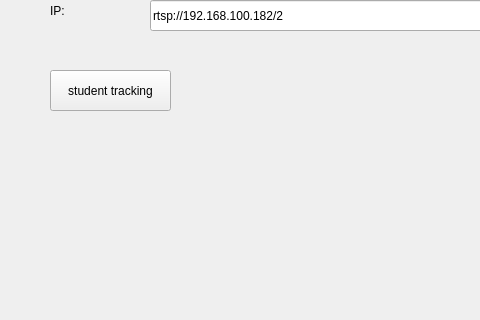
This is mainwindow.ui in graybrother/student as Qt 5 draws it before an edit; both pictures show x 0 to 480 and y 127 to 447 of the 1067 by 622 pixel window. The edited form follows.
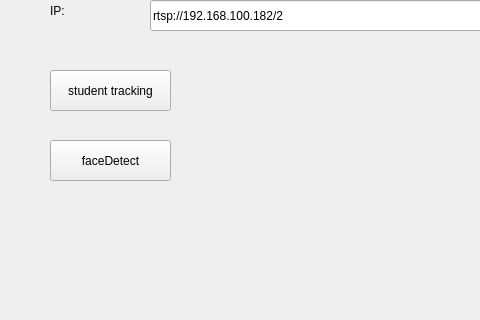
This is the edited form.

The edit to the form file:
```diff
--- a/mainwindow.ui
+++ b/mainwindow.ui
@@ -125,6 +125,19 @@
      <string>Patition</string>
     </property>
    </widget>
+   <widget class="QPushButton" name="face_pushButton">
+    <property name="geometry">
+     <rect>
+      <x>50</x>
+      <y>250</y>
+      <width>121</width>
+      <height>41</height>
+     </rect>
+    </property>
+    <property name="text">
+     <string>faceDetect</string>
+    </property>
+   </widget>
   </widget>
   <widget class="QMenuBar" name="menuBar">
    <property name="geometry">
```
